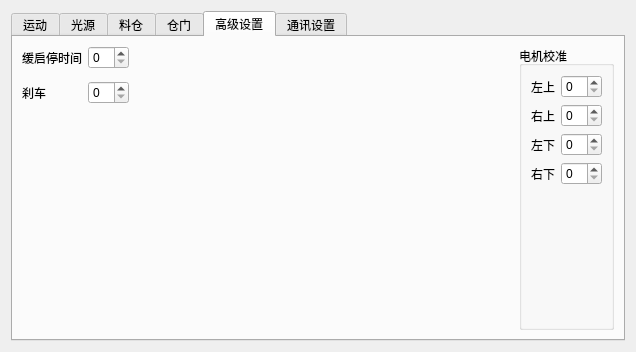
The window that FlexControlSystem/FlexControlSystem/controlpanel.ui (SA-Dynamics/Outsourcing) describes before a commit, drawn with Qt 5.
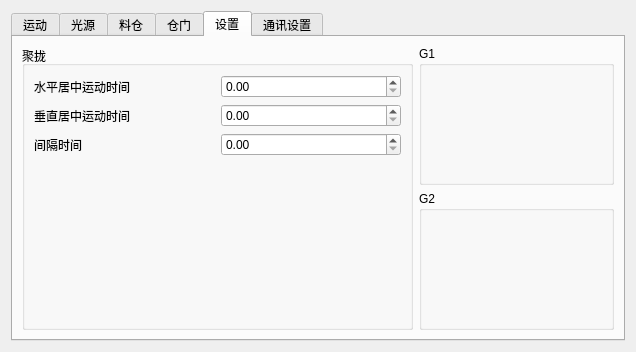
The same window after the commit. The open tabs and pages were chosen to show the change.

Commit message: 加入复合运动逻辑

Diff of the .ui file:
```diff
--- a/FlexControlSystem/FlexControlSystem/controlpanel.ui
+++ b/FlexControlSystem/FlexControlSystem/controlpanel.ui
@@ -567,61 +567,51 @@
        </widget>
        <widget class="QWidget" name="tab_5">
         <attribute name="title">
-         <string>高级设置</string>
+         <string>设置</string>
         </attribute>
         <layout class="QGridLayout" name="gridLayout_12">
          <item row="0" column="0">
           <layout class="QGridLayout" name="gridLayout_11">
-           <item row="0" column="3" rowspan="4">
-            <widget class="QGroupBox" name="groupBox">
+           <item row="0" column="0" rowspan="2" colspan="2">
+            <widget class="QGroupBox" name="groupBox_4">
              <property name="title">
-              <string>电机校准</string>
+              <string>聚拢</string>
              </property>
              <layout class="QGridLayout" name="gridLayout_16">
               <item row="0" column="0">
                <layout class="QGridLayout" name="gridLayout_15">
-                <item row="0" column="0">
-                 <widget class="QLabel" name="label_15">
-                  <property name="text">
-                   <string>左上</string>
-                  </property>
-                 </widget>
-                </item>
-                <item row="3" column="0">
-                 <widget class="QLabel" name="label_18">
-                  <property name="text">
-                   <string>右下</string>
-                  </property>
-                 </widget>
-                </item>
-                <item row="1" column="0">
-                 <widget class="QLabel" name="label_16">
-                  <property name="text">
-                   <string>右上</string>
-                  </property>
-                 </widget>
-                </item>
                 <item row="2" column="1">
-                 <widget class="QSpinBox" name="spinBox_9"/>
-                </item>
-                <item row="0" column="1">
-                 <widget class="QSpinBox" name="spinBox_7"/>
+                 <widget class="QDoubleSpinBox" name="dspIntervalTime"/>
                 </item>
                 <item row="1" column="1">
-                 <widget class="QSpinBox" name="spinBox_8"/>
+                 <widget class="QDoubleSpinBox" name="dspVMotionTime"/>
+                </item>
+                <item row="0" column="1">
+                 <widget class="QDoubleSpinBox" name="dspHMotionTime"/>
+                </item>
+                <item row="1" column="0">
+                 <widget class="QLabel" name="label_24">
+                  <property name="text">
+                   <string>垂直居中运动时间</string>
+                  </property>
+                 </widget>
+                </item>
+                <item row="0" column="0">
+                 <widget class="QLabel" name="label_23">
+                  <property name="text">
+                   <string>水平居中运动时间</string>
+                  </property>
+                 </widget>
                 </item>
                 <item row="2" column="0">
                  <widget class="QLabel" name="label_17">
                   <property name="text">
-                   <string>左下</string>
+                   <string>间隔时间</string>
                   </property>
                  </widget>
                 </item>
                 <item row="3" column="1">
-                 <widget class="QSpinBox" name="spinBox_10"/>
-                </item>
-                <item row="4" column="0">
-                 <spacer name="verticalSpacer_4">
+                 <spacer name="verticalSpacer_3">
                   <property name="orientation">
                    <enum>Qt::Vertical</enum>
                   </property>
@@ -638,52 +628,38 @@
              </layout>
             </widget>
            </item>
-           <item row="2" column="0">
-            <widget class="QLabel" name="label_14">
-             <property name="text">
-              <string>刹车</string>
+           <item row="0" column="2">
+            <widget class="QGroupBox" name="groupBox">
+             <property name="title">
+              <string>G1</string>
              </property>
+             <layout class="QGridLayout" name="gridLayout_23">
+              <item row="0" column="0">
+               <layout class="QGridLayout" name="gridLayout_22">
+                <item row="0" column="0">
+                 <widget class="QWidget" name="G1Widget" native="true"/>
+                </item>
+               </layout>
+              </item>
+             </layout>
             </widget>
            </item>
-           <item row="3" column="0">
-            <spacer name="verticalSpacer_3">
-             <property name="orientation">
-              <enum>Qt::Vertical</enum>
+           <item row="1" column="2">
+            <widget class="QGroupBox" name="groupBox_5">
+             <property name="title">
+              <string>G2</string>
              </property>
-             <property name="sizeHint" stdset="0">
-              <size>
-               <width>20</width>
-               <height>40</height>
-              </size>
-             </property>
-            </spacer>
-           </item>
-           <item row="0" column="0">
-            <widget class="QLabel" name="label_13">
-             <property name="text">
-              <string>缓启停时间</string>
-             </property>
+             <layout class="QGridLayout" name="gridLayout_25">
+              <item row="0" column="0">
+               <layout class="QGridLayout" name="gridLayout_24">
+                <item row="0" column="0">
+                 <widget class="QWidget" name="G2Widget" native="true"/>
+                </item>
+               </layout>
+              </item>
+             </layout>
             </widget>
            </item>
-           <item row="0" column="1">
-            <widget class="QSpinBox" name="spinBox_5"/>
-           </item>
-           <item row="2" column="1">
-            <widget class="QSpinBox" name="spinBox_6"/>
-           </item>
-           <item row="2" column="2">
-            <spacer name="horizontalSpacer_5">
-             <property name="orientation">
-              <enum>Qt::Horizontal</enum>
-             </property>
-             <property name="sizeHint" stdset="0">
-              <size>
-               <width>40</width>
-               <height>20</height>
-              </size>
-             </property>
-            </spacer>
-           </item>
           </layout>
          </item>
         </layout>
```
Left out of the diff: 2 changed lines with no effect on the pictures. The commit also changes 12 other files.
